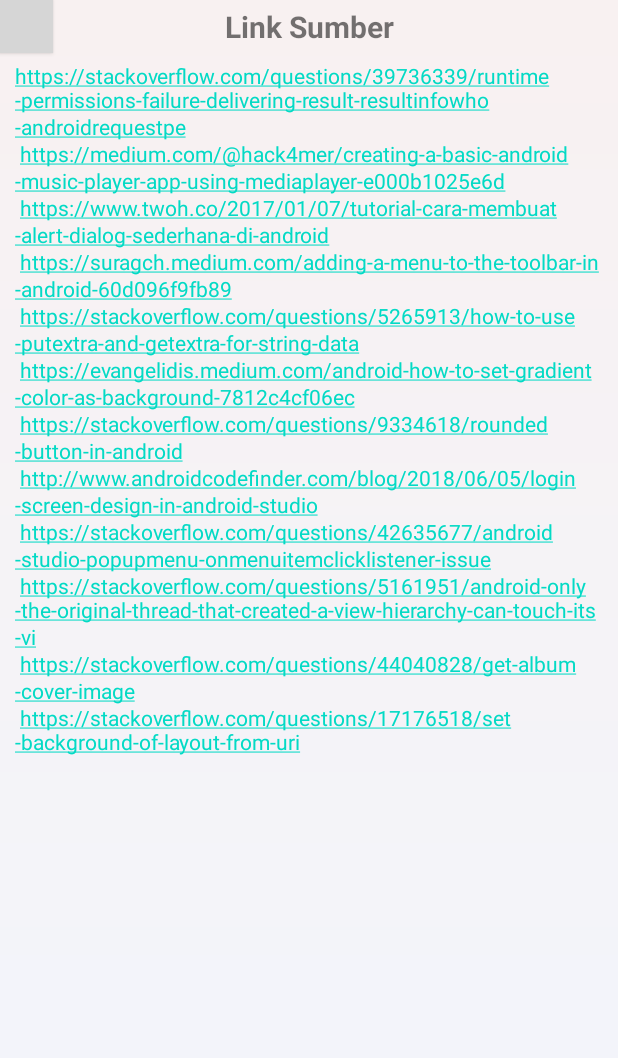
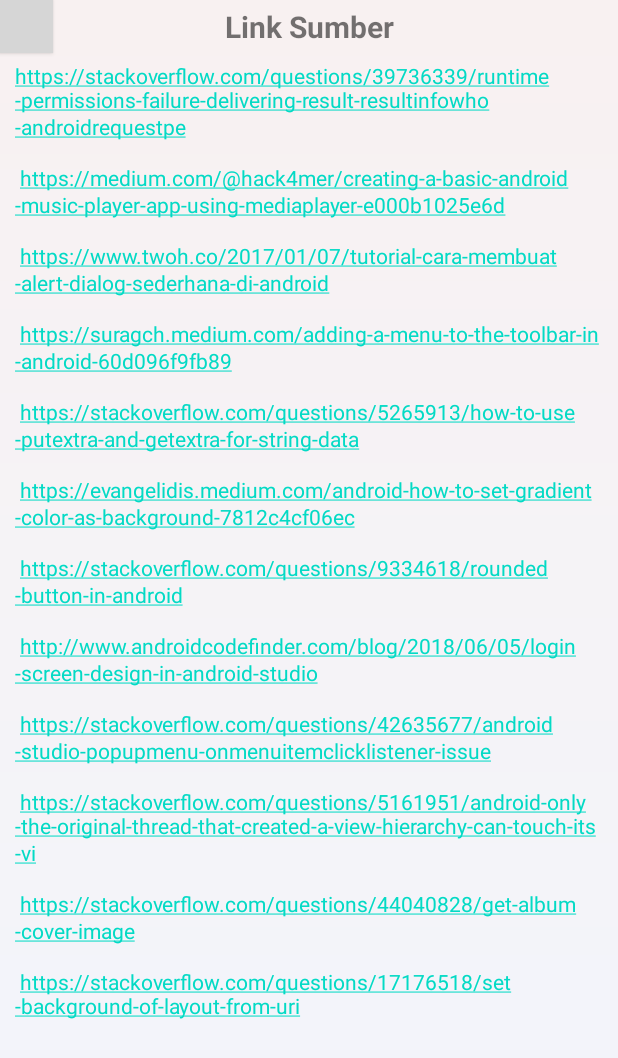
Before and after one commit to dyneamic/AndroidMobile2021-UTS, an Android app: the LinkSumberActivity screen opened directly, with no data from a screen before it, on a phone screen of 412 x 824 dp. Shown: the top 1058 px of the screen. Run offline under Robolectric (Android 15) with nearby library versions, the phone set to English and light mode, and no system bars; grey boxes are pictures that could not be loaded.

Commit message:
Update 11

```diff
--- a/app/src/main/res/values/strings.xml
+++ b/app/src/main/res/values/strings.xml
@@ -20,17 +20,17 @@
         Behance\n\n
     </string>
     <string name="linkSumber">
-        https://stackoverflow.com/questions/39736339/runtime-permissions-failure-delivering-result-resultinfowho-androidrequestpe\n
-        https://medium.com/@hack4mer/creating-a-basic-android-music-player-app-using-mediaplayer-e000b1025e6d\n
-        https://www.twoh.co/2017/01/07/tutorial-cara-membuat-alert-dialog-sederhana-di-android\n
-        https://suragch.medium.com/adding-a-menu-to-the-toolbar-in-android-60d096f9fb89\n
-        https://stackoverflow.com/questions/5265913/how-to-use-putextra-and-getextra-for-string-data\n
-        https://evangelidis.medium.com/android-how-to-set-gradient-color-as-background-7812c4cf06ec\n
-        https://stackoverflow.com/questions/9334618/rounded-button-in-android\n
-        http://www.androidcodefinder.com/blog/2018/06/05/login-screen-design-in-android-studio\n
-        https://stackoverflow.com/questions/42635677/android-studio-popupmenu-onmenuitemclicklistener-issue\n
-        https://stackoverflow.com/questions/5161951/android-only-the-original-thread-that-created-a-view-hierarchy-can-touch-its-vi\n
-        https://stackoverflow.com/questions/44040828/get-album-cover-image\n
+        https://stackoverflow.com/questions/39736339/runtime-permissions-failure-delivering-result-resultinfowho-androidrequestpe\n\n
+        https://medium.com/@hack4mer/creating-a-basic-android-music-player-app-using-mediaplayer-e000b1025e6d\n\n
+        https://www.twoh.co/2017/01/07/tutorial-cara-membuat-alert-dialog-sederhana-di-android\n\n
+        https://suragch.medium.com/adding-a-menu-to-the-toolbar-in-android-60d096f9fb89\n\n
+        https://stackoverflow.com/questions/5265913/how-to-use-putextra-and-getextra-for-string-data\n\n
+        https://evangelidis.medium.com/android-how-to-set-gradient-color-as-background-7812c4cf06ec\n\n
+        https://stackoverflow.com/questions/9334618/rounded-button-in-android\n\n
+        http://www.androidcodefinder.com/blog/2018/06/05/login-screen-design-in-android-studio\n\n
+        https://stackoverflow.com/questions/42635677/android-studio-popupmenu-onmenuitemclicklistener-issue\n\n
+        https://stackoverflow.com/questions/5161951/android-only-the-original-thread-that-created-a-view-hierarchy-can-touch-its-vi\n\n
+        https://stackoverflow.com/questions/44040828/get-album-cover-image\n\n
         https://stackoverflow.com/questions/17176518/set-background-of-layout-from-uri
     </string>
 </resources>
```
